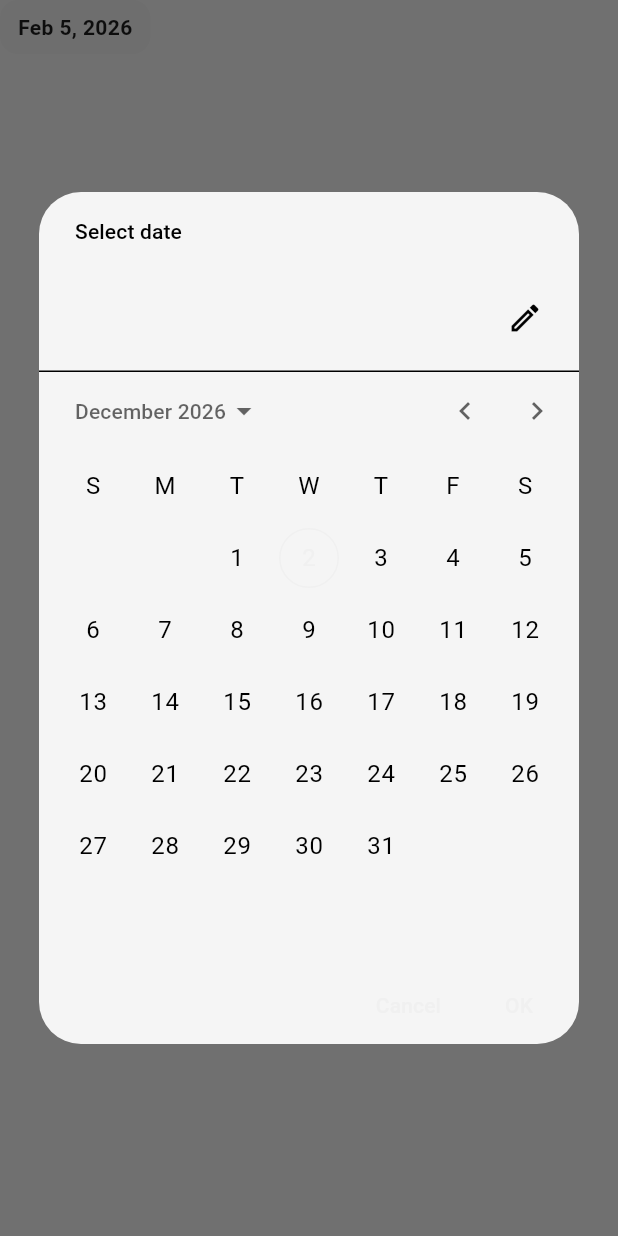
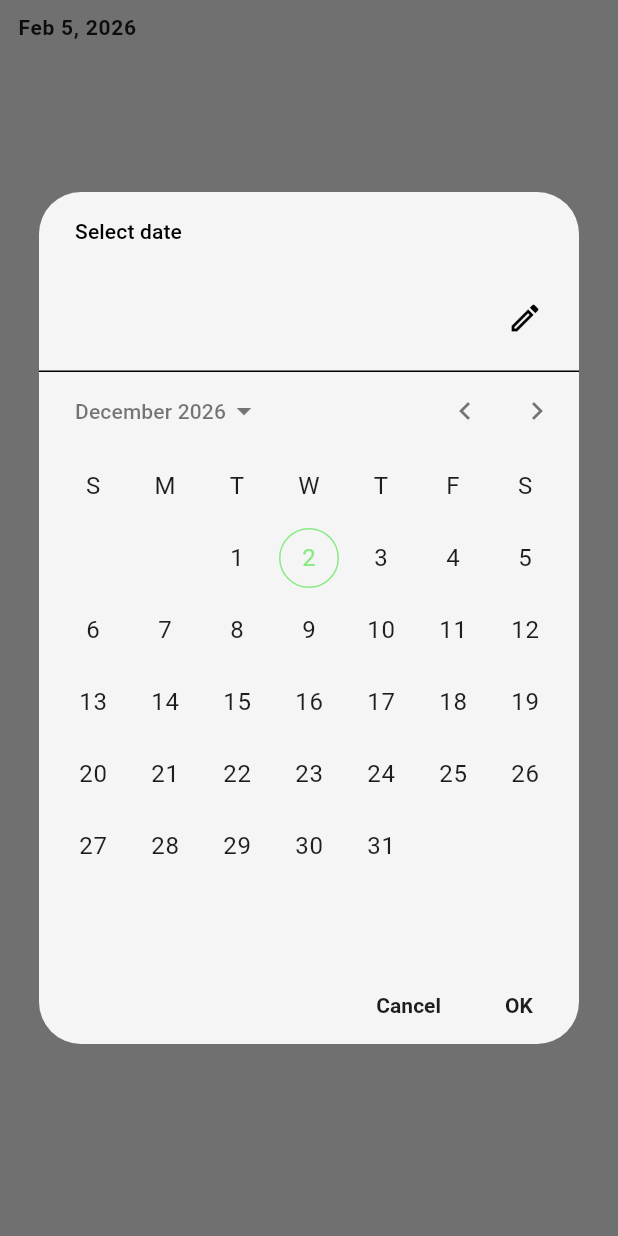
Before and after one commit to renuka4940x/improov, a Flutter app: the DatePicker widget shown alone on an empty page, opened directly with empty values, after a tap on an icon or button, on a phone screen of 412 x 824 dp. Run offline on Flutter 3.47's test engine with Material 3 defaults, Android fonts, the phone set to English and light mode, and no system bars; our stand-ins replace isar; accounts and stored records are empty; generated files the repository leaves out were written again.

Commit message:
fixed: date & datetime picker UI

```diff
--- a/lib/src/presentation/util/modals/widgets/pickers/date_picker.dart
+++ b/lib/src/presentation/util/modals/widgets/pickers/date_picker.dart
@@ -16,6 +16,28 @@ class DatePicker extends StatelessWidget {
       context: context,
       firstDate: DateTime.now().subtract(const Duration(days: 365)),
       lastDate: DateTime(2030),
+      builder: (context, child) {
+        return Theme(
+          data: Theme.of(context).copyWith(
+            colorScheme: Theme.of(context).colorScheme.copyWith(
+              //header &selected day bg
+              primary: Theme.of(context).colorScheme.tertiary,
+              //text on top of selection
+              onPrimary: Theme.of(context).colorScheme.onTertiary,
+              //dialog bg
+              surface: Theme.of(context).colorScheme.primary,
+              onSurface: Theme.of(context).colorScheme.inversePrimary,
+            ),
+            textButtonTheme: TextButtonThemeData(
+              style: TextButton.styleFrom(
+                foregroundColor: Theme.of(context).colorScheme.inversePrimary,
+                textStyle: const TextStyle(fontWeight: FontWeight.bold),
+              ),
+            ),
+          ),
+          child: child!,
+        );
+      },
     );
 
     if (picked != null) {
@@ -30,17 +52,15 @@ class DatePicker extends StatelessWidget {
       child: Container(
         padding: const EdgeInsets.symmetric(horizontal: 12, vertical: 8),
 
-        decoration: BoxDecoration(
-          color: Theme.of(context).colorScheme.secondary.withValues(alpha: 0.5),
-          borderRadius: BorderRadius.circular(12),
-        ),
-
         child: Text(
           DateFormat('MMM d, yyyy').format(selectedDate),
+
           style: TextStyle(
-            fontWeight: FontWeight.bold,
+            fontWeight: FontWeight.w600,
             color: Theme.of(context).colorScheme.inversePrimary,
-          ),
+            fontSize: 14,
+            letterSpacing: 0.5,
+          )
         ),
       ),
     );
```
Also changed, not shown: lib/main.dart (+9 -0 lines), lib/src/presentation/util/modals/widgets/pickers/date_time_picker.dart (+52 -9 lines).
